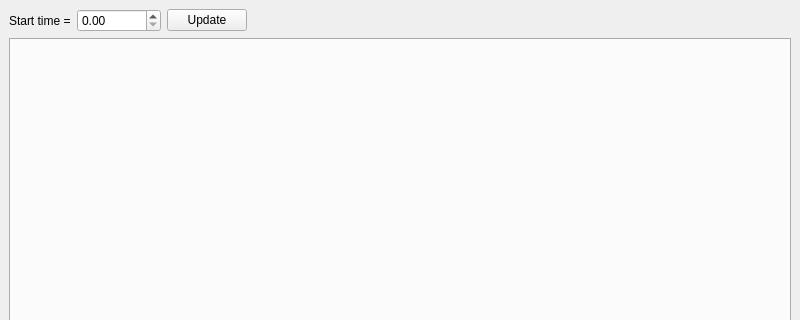
This is src/extensions/openfoam/isutils/isofPlotTabular/isofplottabularwindow.ui in hkroeger/insightcae as Qt 5 draws it before an edit; both pictures show x 0 to 800 and y 0 to 320 of the 800 by 600 pixel window. The edited form follows.
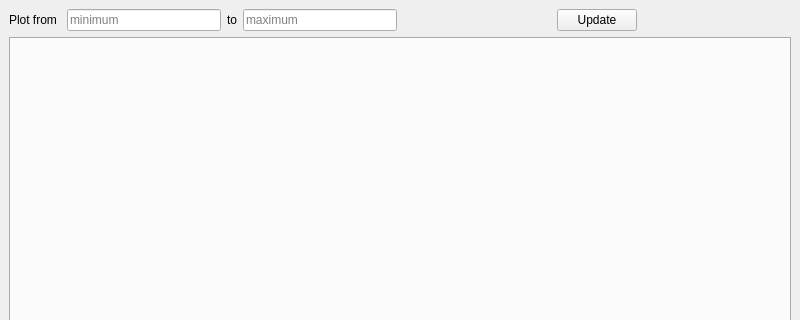
This is the edited form.

Diff of the .ui file:
```diff
--- a/src/extensions/openfoam/isutils/isofPlotTabular/isofplottabularwindow.ui
+++ b/src/extensions/openfoam/isutils/isofPlotTabular/isofplottabularwindow.ui
@@ -22,20 +22,50 @@
         <item>
          <widget class="QLabel" name="label">
           <property name="text">
-           <string>Start time =</string>
+           <string>Plot from </string>
           </property>
          </widget>
         </item>
         <item>
-         <widget class="QDoubleSpinBox" name="doubleSpinBox">
-          <property name="maximum">
-           <double>10000000000000000905969664.000000000000000</double>
+         <widget class="QLineEdit" name="startTime">
+          <property name="placeholderText">
+           <string>minimum</string>
           </property>
-          <property name="singleStep">
-           <double>0.000000000000000</double>
+          <property name="clearButtonEnabled">
+           <bool>true</bool>
           </property>
          </widget>
         </item>
+        <item>
+         <widget class="QLabel" name="label_2">
+          <property name="text">
+           <string>to</string>
+          </property>
+         </widget>
+        </item>
+        <item>
+         <widget class="QLineEdit" name="endTime">
+          <property name="placeholderText">
+           <string>maximum</string>
+          </property>
+          <property name="clearButtonEnabled">
+           <bool>true</bool>
+          </property>
+         </widget>
+        </item>
+        <item>
+         <spacer name="horizontalSpacer_2">
+          <property name="orientation">
+           <enum>Qt::Horizontal</enum>
+          </property>
+          <property name="sizeHint" stdset="0">
+           <size>
+            <width>40</width>
+            <height>20</height>
+           </size>
+          </property>
+         </spacer>
+        </item>
         <item>
          <widget class="QPushButton" name="updateBtn">
           <property name="text">
```
Left out of the diff: 2 changed lines with no effect on the pictures.
